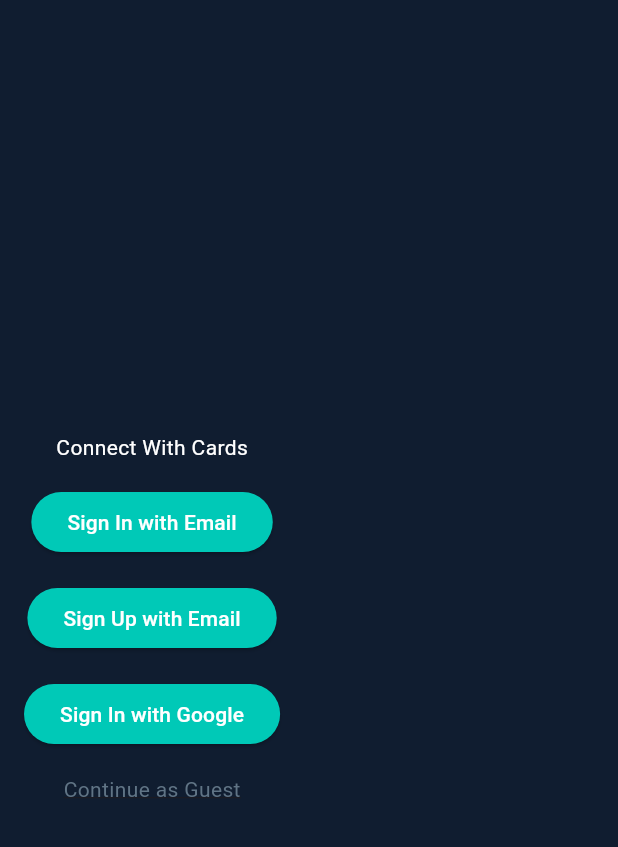
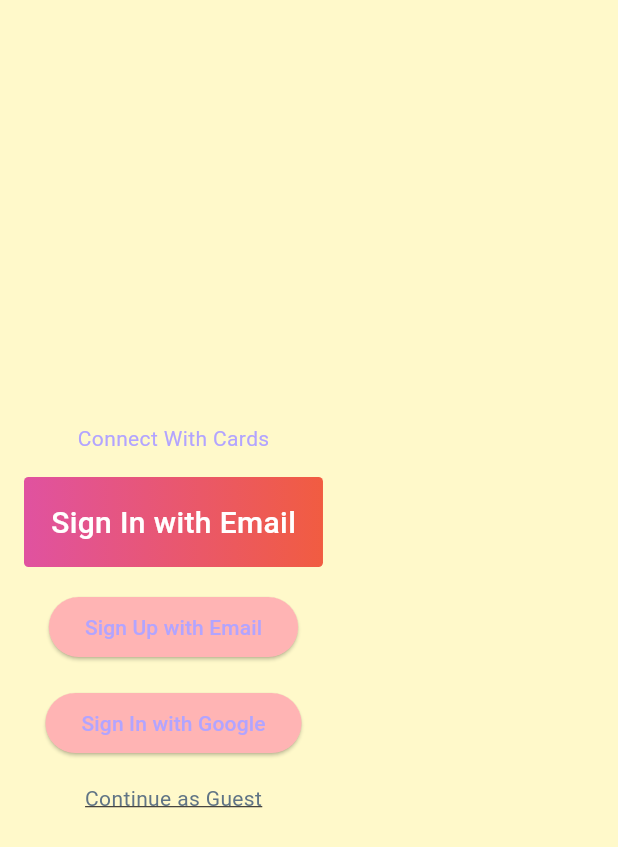
Before and after one commit to Gipeio/eTarot, a Flutter app: the screen it shows after launch, on a phone screen of 412 x 824 dp. Shown: the top 847 px of the screen. Run offline on Flutter 3.47's test engine with Material 3 defaults, Android fonts, the phone set to English and light mode, and no system bars; our stand-ins replace cloud_firestore, firebase_auth, firebase_core, google_sign_in; accounts and stored records are empty.

Commit message:
custom buttons

```diff
--- a/lib/pages/authentification_page.dart
+++ b/lib/pages/authentification_page.dart
@@ -1,5 +1,7 @@
 import 'package:etarot/pages/menu_page.dart';
+import 'package:etarot/styling/button_style.dart';
 import 'package:etarot/styling/style.dart';
+import 'package:etarot/test/front_test.dart';
 import 'package:firebase_auth/firebase_auth.dart';
 import 'package:flutter/material.dart';
 import 'package:google_sign_in/google_sign_in.dart';
@@ -30,15 +32,11 @@ class _HomePageState extends State<HomePage> {
               ),
             ),
             SizedBox(height: 16.0),
-            ElevatedButton(
+            CustomButtonStyle(
+              label: 'Sign In with Email',
               onPressed: () {
                 _showSignInDialog();
               },
-              style: ElevatedButton.styleFrom(
-                foregroundColor: Style.itemTextColor,
-                backgroundColor: Style.itemColor, // Text color
-              ),
-              child: Text('Sign In with Email'),
             ),
             SizedBox(height: 16.0),
             ElevatedButton(
@@ -245,7 +243,7 @@ class _HomePageState extends State<HomePage> {
   void _navigateToAccountPage() {
     Navigator.push(
       context,
-      MaterialPageRoute(builder: (context) => MenuPage()),
+      MaterialPageRoute(builder: (context) => FrontTestPage()),
     );
   }
 }
--- /dev/null
+++ b/lib/styling/button_style.dart
@@ -0,0 +1,36 @@
+import 'package:flutter/material.dart';
+
+class CustomButtonStyle extends StatelessWidget {
+  final String label;
+  final VoidCallback onPressed;
+
+  const CustomButtonStyle({
+    required this.label,
+    required this.onPressed,
+  });
+
+  @override
+  Widget build(BuildContext context) {
+    return InkWell(
+      onTap: onPressed,
+      child: Container(
+        decoration: BoxDecoration(
+          borderRadius: BorderRadius.circular(3.0),
+          gradient: const LinearGradient(
+            colors: [Color(0xFFE052A0), Color(0xFFF15C41)],
+            end: Alignment.centerRight,
+          ),
+        ),
+        padding: const EdgeInsets.fromLTRB(18.0, 16.0, 18.0, 15.0),
+        child: Text(
+          label,
+          style: const TextStyle(
+            fontSize: 20.0,
+            fontWeight: FontWeight.w500,
+            color: Colors.white,
+          ),
+        ),
+      ),
+    );
+  }
+}
--- a/lib/styling/style.dart
+++ b/lib/styling/style.dart
@@ -3,8 +3,8 @@ import 'package:flutter/material.dart';
 class Style {
 	static const double defaultPadding = 16.0;
 	static const double defaultFontSize = 16.0;
-  static const Color itemColor = Color.fromRGBO(0, 201, 183, 1.0);
-  static const Color backgroundColor = Color.fromRGBO(16, 29, 48, 1.0);
+  static const Color itemColor = Color.fromRGBO(255, 180, 180, 1.0);
+  static const Color backgroundColor = Color.fromRGBO(255, 249, 202, 1.0);
   static const Color guestRedirectTextColor = Color.fromRGBO(96, 116, 133, 1.0);
-  static const Color itemTextColor = Colors.white;
+  static const Color itemTextColor = Color.fromRGBO(178,164,255,1.0);
 }
```
Also changed, not shown: 1 other file.
